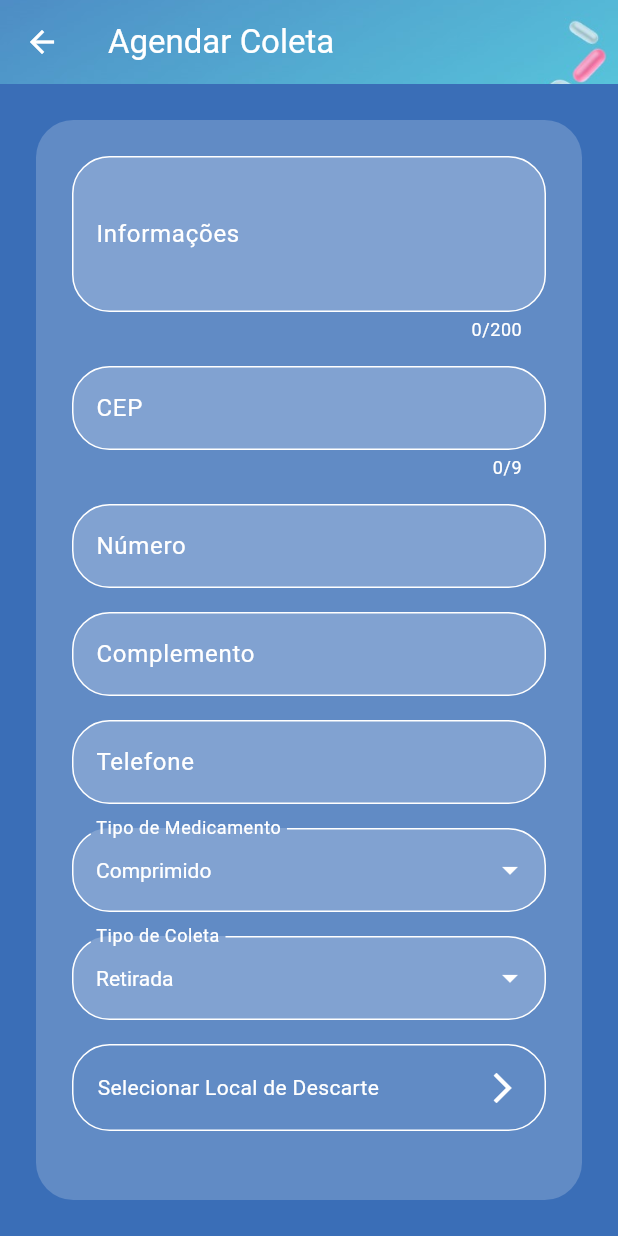
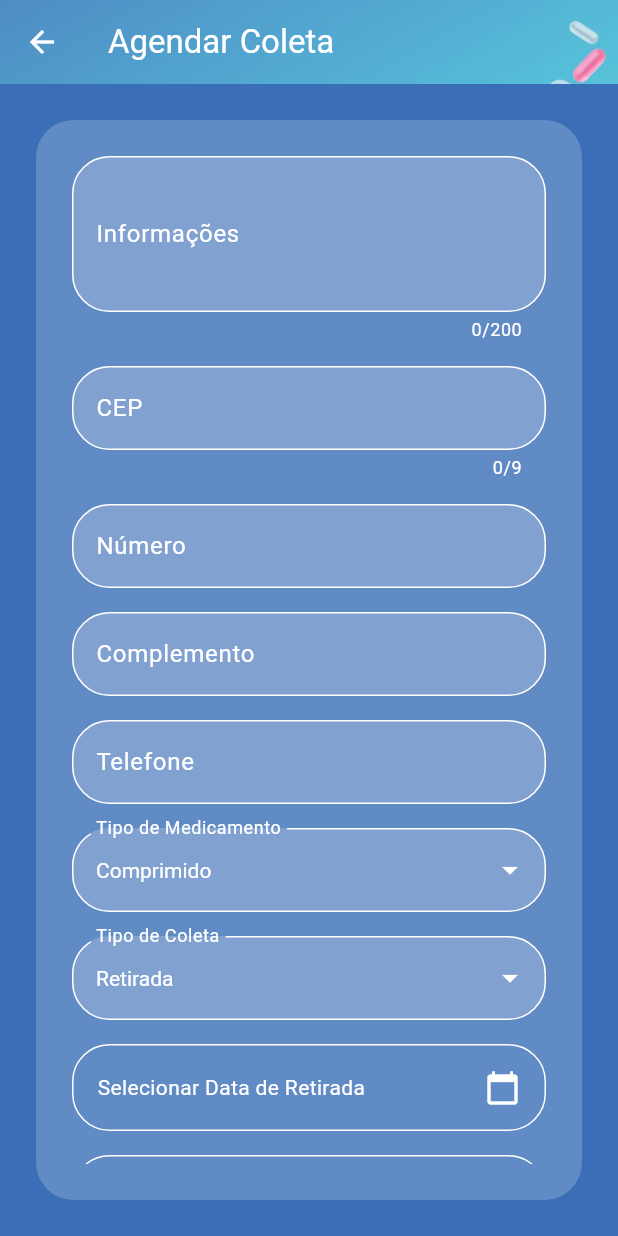
Before and after one commit to MarcosVed/VencemedMobile, a Flutter app: the AgendamentoScreen screen opened directly, on a phone screen of 412 x 824 dp. Run offline on Flutter 3.47's test engine with Material 3 defaults, Android fonts, the light colour scheme and no system bars; our stand-ins replace flutter_map, latlong2, shared_preferences; accounts and stored records are empty.

Commit message:
17/10 data da coleta

```diff
--- a/lib/screens/agendamento_screen.dart
+++ b/lib/screens/agendamento_screen.dart
@@ -25,6 +25,7 @@ class _AgendamentoScreenState extends State<AgendamentoScreen> {
   String _tipoMedicamento = 'COMPRIMIDO';
   String _tipoColeta = 'RETIRADA';
   Estabelecimento? _estabelecimentoSelecionado;
+  DateTime? _dataRetiradaSelecionada;
 
   @override
   void initState() {
@@ -50,6 +51,10 @@ class _AgendamentoScreenState extends State<AgendamentoScreen> {
       _showSnackBar('Selecione um local de descarte');
       return;
     }
+    if (_tipoColeta == 'RETIRADA' && _dataRetiradaSelecionada == null) {
+      _showSnackBar('Selecione a data de retirada');
+      return;
+    }
 
     final coleta = Coleta(
       id: 0,
@@ -60,7 +65,9 @@ class _AgendamentoScreenState extends State<AgendamentoScreen> {
       telefone: _telefoneController.text.trim(),
       tipoMedicamento: _tipoMedicamento,
       tipoColeta: _tipoColeta,
-      dataColeta: DateTime.now().add(const Duration(days: 1)),
+      dataColeta: _tipoColeta == 'RETIRADA' && _dataRetiradaSelecionada != null
+          ? _dataRetiradaSelecionada!
+          : DateTime.now().add(const Duration(days: 1)),
       statusColeta: 'ATIVO',
       estabelecimento: _estabelecimentoSelecionado,
     );
@@ -210,9 +217,53 @@ class _AgendamentoScreenState extends State<AgendamentoScreen> {
                           DropdownMenuItem(value: 'RETIRADA', child: Text('Retirada', style: TextStyle(color: Colors.white))),
                           DropdownMenuItem(value: 'ENTREGA', child: Text('Entrega', style: TextStyle(color: Colors.white))),
                         ],
-                        onChanged: (value) => setState(() => _tipoColeta = value!),
+                        onChanged: (value) {
+                          setState(() {
+                            _tipoColeta = value!;
+                            if (_tipoColeta != 'RETIRADA') {
+                              _dataRetiradaSelecionada = null;
+                            }
+                          });
+                        },
                       ),
                       const SizedBox(height: 16),
+                      if (_tipoColeta == 'RETIRADA')
+                        GestureDetector(
+                          onTap: () async {
+                            final data = await showDatePicker(
+                              context: context,
+                              initialDate: DateTime.now().add(const Duration(days: 1)),
+                              firstDate: DateTime.now().add(const Duration(days: 1)),
+                              lastDate: DateTime.now().add(const Duration(days: 30)),
+                            );
+                            if (data != null) {
+                              setState(() => _dataRetiradaSelecionada = data);
+                            }
+                          },
+                          child: Container(
+                            padding: const EdgeInsets.all(16),
+                            decoration: BoxDecoration(
+                              border: Border.all(color: Colors.white),
+                              borderRadius: BorderRadius.circular(25),
+                            ),
+                            child: Row(
+                              mainAxisAlignment: MainAxisAlignment.spaceBetween,
+                              children: [
+                                Expanded(
+                                  child: Text(
+                                    _dataRetiradaSelecionada != null
+                                        ? 'Data: ${_dataRetiradaSelecionada!.day}/${_dataRetiradaSelecionada!.month}/${_dataRetiradaSelecionada!.year}'
+                                        : 'Selecionar Data de Retirada',
+                                    style: const TextStyle(color: Colors.white),
+                                  ),
+                                ),
+                                const Icon(Icons.calendar_today, color: Colors.white),
+                              ],
+                            ),
+                          ),
+                        ),
+                      if (_tipoColeta == 'RETIRADA')
+                        const SizedBox(height: 16),
                       GestureDetector(
                         onTap: () async {
                           final estabelecimento = await Navigator.push<Estabelecimento>(
```
